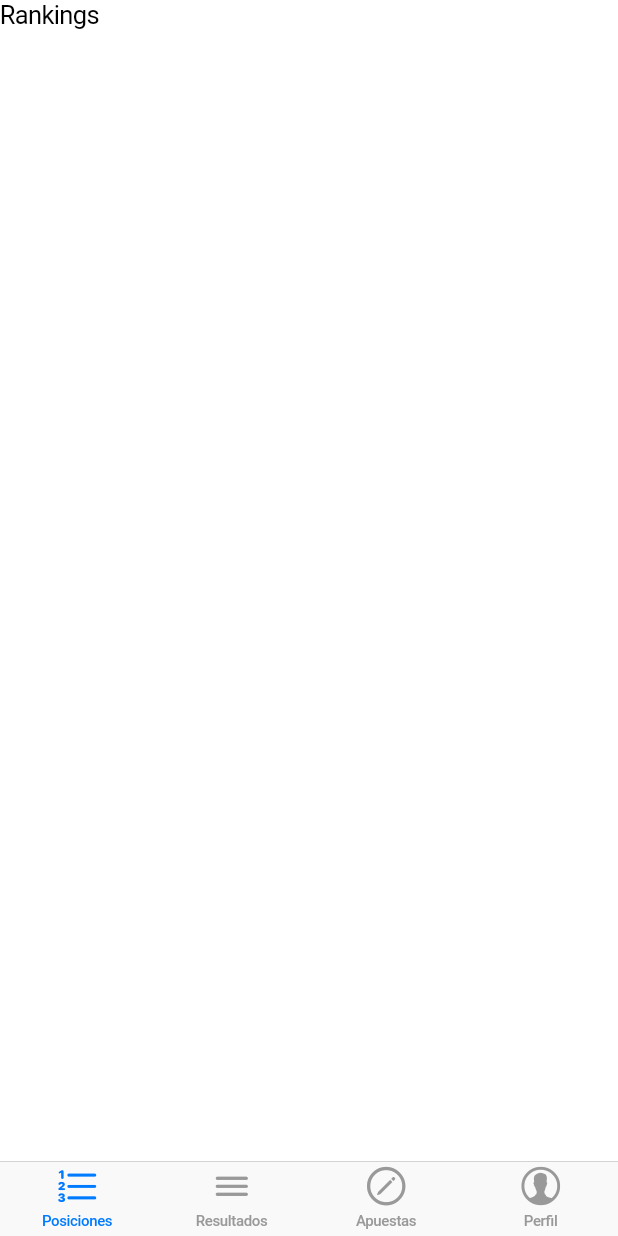
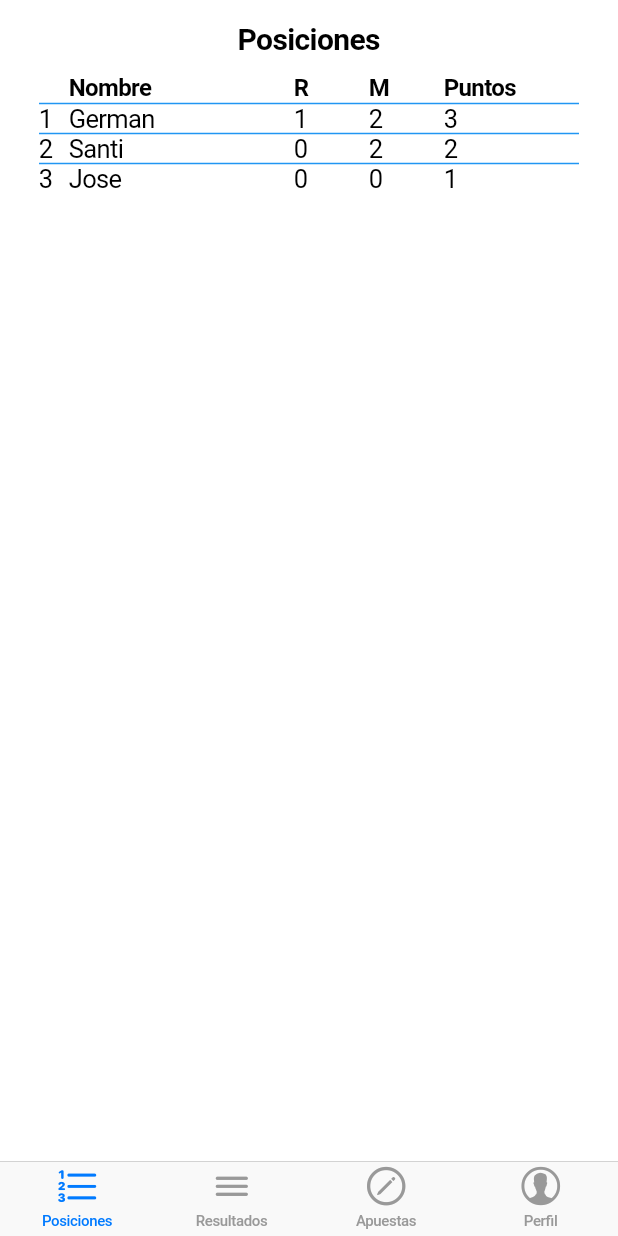
Before and after one commit to pollaza/flutter-app, a Flutter app: the screen it shows after launch, on a phone screen of 412 x 824 dp. Run offline on Flutter 3.47's test engine with Material 2 defaults, Android fonts, the phone set to English and light mode, and no system bars; missing offline and left inert: flutter_number_picker.

Commit message:
Added Rankings UI

```diff
--- a/lib/rankings.dart
+++ b/lib/rankings.dart
@@ -1,12 +1,52 @@
 import 'package:flutter/cupertino.dart';
+import 'package:flutter/material.dart';
 
-class Rankings extends StatelessWidget {
+class Rankings extends StatefulWidget {
   Rankings({@required this.phase});
 
   final int phase;
 
   @override
+  _RankingsState createState() => _RankingsState();
+}
+
+class _RankingsState extends State<Rankings> {
+  @override
   Widget build(BuildContext context) {
-    return Text("Rankings");
+    int count = 1;
+
+    var data = [
+      {'name': "German", 'res': "1",'mar': "2",'puntos': "3"},
+      {'name': "Santi", 'res': "0",'mar': "2",'puntos': "2"},
+      {'name': "Jose", 'res': "0",'mar': "0",'puntos': "1"}
+    ];
+
+    List<TableRow> rows = [TableRow(children: [Text(" "),Text("Nombre",style: TextStyle(fontSize: 16,fontWeight: FontWeight.bold)),Text("R",style: TextStyle(fontSize: 16,fontWeight: FontWeight.bold)),Text("M",style: TextStyle(fontSize: 16,fontWeight: FontWeight.bold)),Text("Puntos",style: TextStyle(fontSize: 16,fontWeight: FontWeight.bold))])];
+    for (var result in data){
+      rows.add(TableRow(children: [Text((count++).toString()),Text(result["name"]),new Text(result["res"]),new Text(result["mar"]),new Text(result["puntos"])]));
+    }
+
+    return Container(
+      margin: EdgeInsets.all(14),
+      child: Column(
+          mainAxisSize: MainAxisSize.min,
+          children: <Widget>[
+            Text("Posiciones",style: TextStyle(fontWeight: FontWeight.w700, fontSize: 20)),
+            Container(
+              padding: EdgeInsets.all(12.0),
+              child: Table(
+                children: rows,
+                border: TableBorder(horizontalInside: BorderSide(width: 1, color: Colors.blue, style: BorderStyle.solid)),
+                columnWidths: Map.from({
+                  0: FixedColumnWidth(20),
+                  1: FixedColumnWidth(150),
+                  2: FixedColumnWidth(50),
+                  3: FixedColumnWidth(50),
+                }),
+                ),
+            ),
+          ],
+        )
+    );
   }
 }
```
